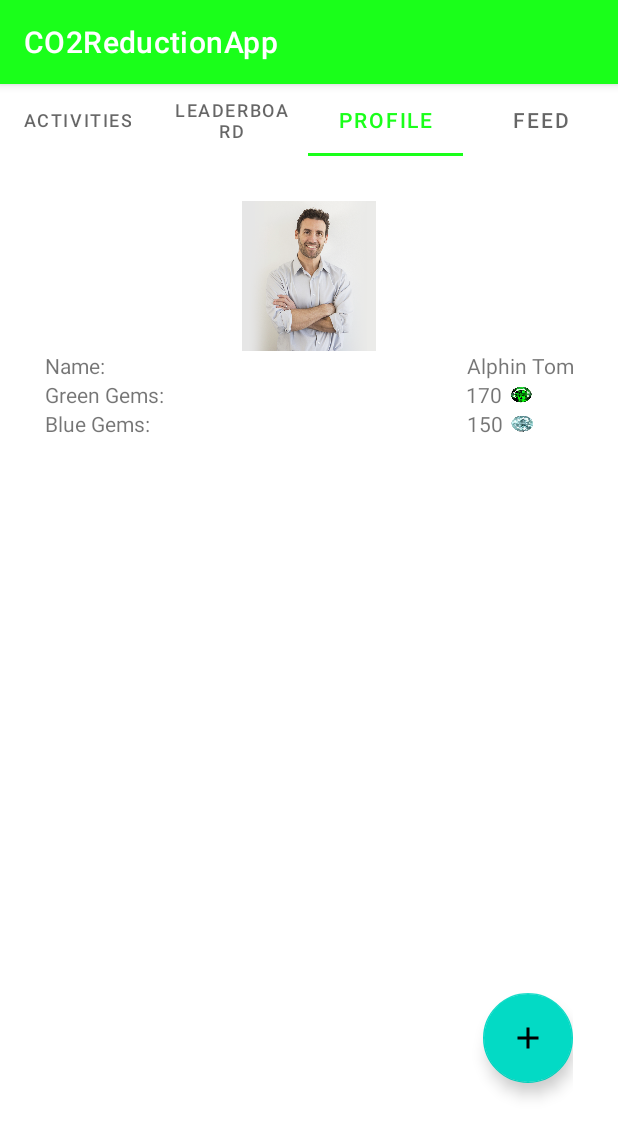
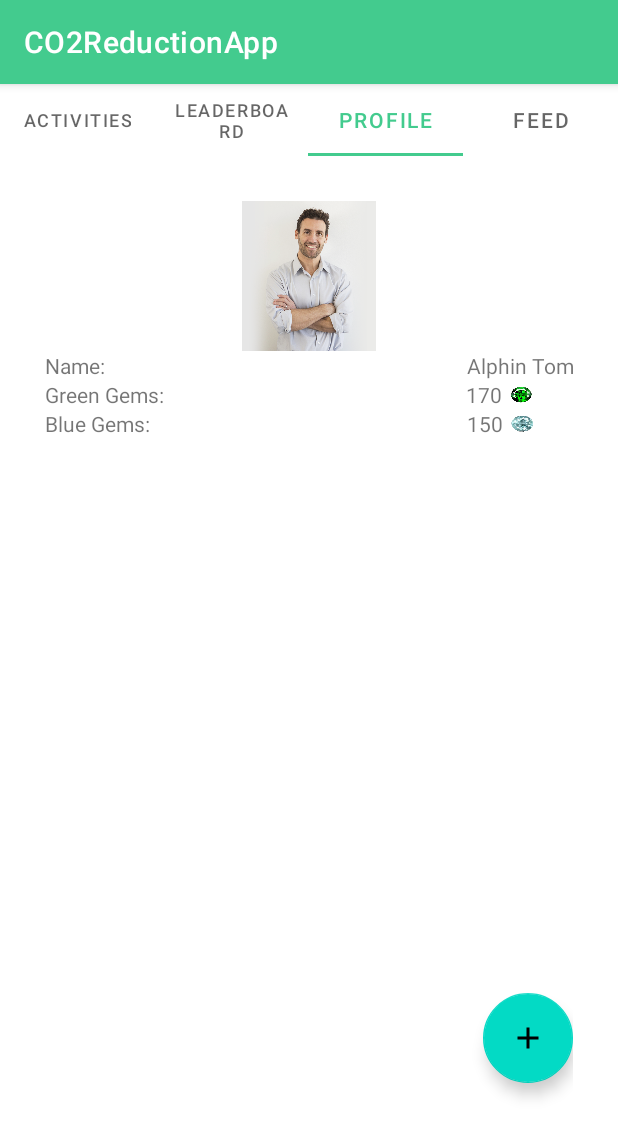
Before and after one commit to msc94/hackatum-2021, an Android app: the screen it shows after launch (MainActivity), on a phone screen of 412 x 824 dp. Shown: the top 1137 px of the screen. Run offline under Robolectric (Android 15) with nearby library versions, the phone set to English and light mode, and no system bars.

Commit message:
added things

```diff
--- a/app/src/main/res/values/colors.xml
+++ b/app/src/main/res/values/colors.xml
@@ -3,7 +3,7 @@
     <color name="purple_200">#FFBB86FC</color>
     <color name="purple_500">#FF6200EE</color>
     <color name="purple_700">#FF3700B3</color>
-    <color name="green1">#1aff1a</color>
+    <color name="green1">#43cb8e</color>
     <color name="teal_200">#FF03DAC5</color>
     <color name="teal_700">#FF018786</color>
     <color name="black">#FF000000</color>
```
